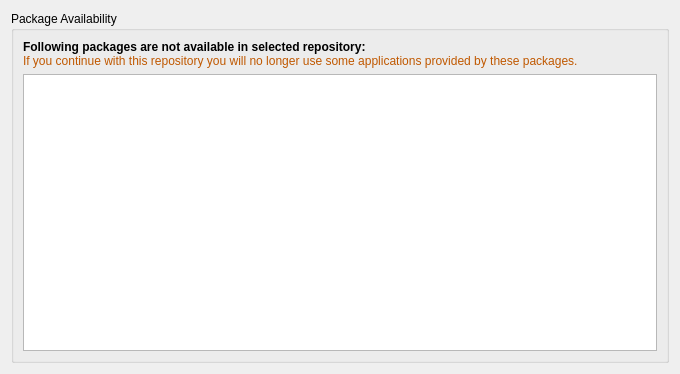
The window that playground/gokmen/um/ui/ui_screen_3.ui (pars-linux/uludag) describes before a commit, drawn with Qt 5.
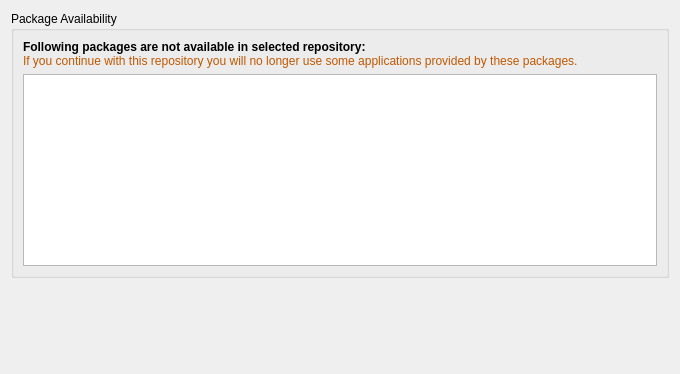
The same window after the commit.

Commit message: - The last one I promise

Patch:
```diff
--- a/playground/gokmen/um/ui/ui_screen_3.ui
+++ b/playground/gokmen/um/ui/ui_screen_3.ui
@@ -41,6 +41,19 @@
      </layout>
     </widget>
    </item>
+   <item row="1" column="0" colspan="2">
+    <spacer name="verticalSpacer">
+     <property name="orientation">
+      <enum>Qt::Vertical</enum>
+     </property>
+     <property name="sizeHint" stdset="0">
+      <size>
+       <width>20</width>
+       <height>40</height>
+      </size>
+     </property>
+    </spacer>
+   </item>
   </layout>
  </widget>
  <resources/>
```
The commit also changes 1 other file.
